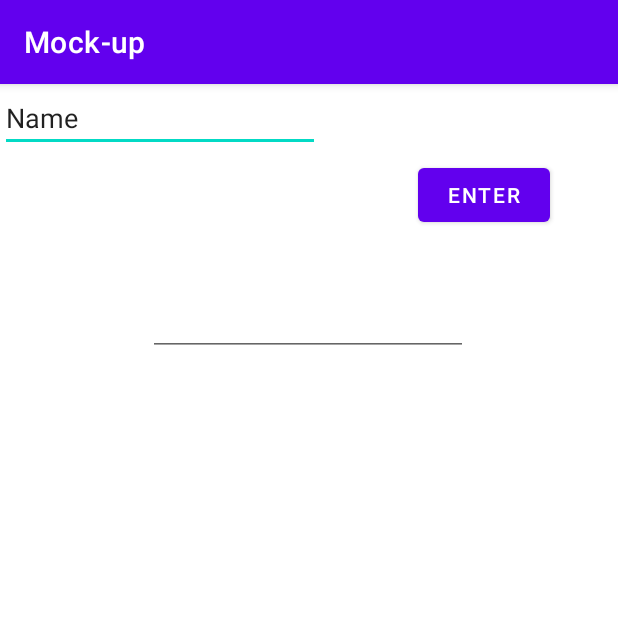
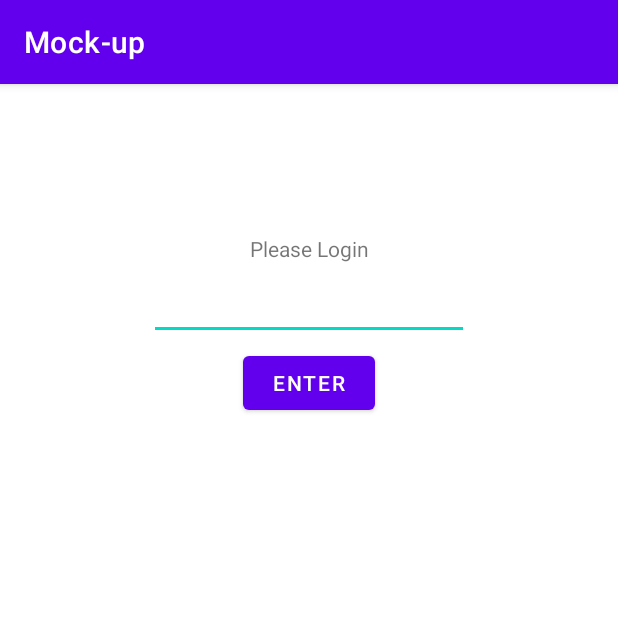
Before and after one commit to janKuefner/dissertation, an Android app: the screen it shows after launch (MainActivity), after a tap on "ENTER", on a phone screen of 412 x 824 dp, the top half of it. Run offline under Robolectric (Android 15) with nearby library versions, the phone set to English and light mode, and no system bars.

Commit message:
almost final

```diff
--- a/Mockup/app/src/main/AndroidManifest.xml
+++ b/Mockup/app/src/main/AndroidManifest.xml
@@ -12,6 +12,9 @@
         android:theme="@style/Theme.Mockup"
         tools:targetApi="31">
         <activity
+            android:name=".Activity2"
+            android:exported="false" />
+        <activity
             android:name=".MainActivity"
             android:exported="true">
             <intent-filter>
--- a/Mockup/app/src/main/java/com/example/mock_up/MainActivity.kt
+++ b/Mockup/app/src/main/java/com/example/mock_up/MainActivity.kt
@@ -1,28 +1,37 @@
 package com.example.mock_up
 
+import android.content.Intent
 import androidx.appcompat.app.AppCompatActivity
 import android.os.Bundle
+import android.view.Gravity
 import android.view.View
 import android.widget.EditText
+import android.widget.Toast
 import kotlin.reflect.typeOf
 
 class MainActivity : AppCompatActivity() {
 
-    lateinit var textInput: EditText
+    lateinit var passInput: EditText  // create variable for the user input
 
     override fun onCreate(savedInstanceState: Bundle?) {
         super.onCreate(savedInstanceState)
         setContentView(R.layout.activity_main)
 
-        textInput = findViewById(R.id.textInput)
+        passInput = findViewById(R.id.passInput)  // get the value for the string from the input box
     }
 
     fun buttonClick(view: View?){
-        println(textInput.text)
-
-        if (textInput.text.toString() == "yolo") {
-            println("Password korrekt")
+        println(passInput.text) // write user input to console for debugging
+        if (passInput.text.toString() == "yolo") { //when password is correct
+            val Intent = Intent(this,Activity2::class.java) // open activity 2
+            startActivity(Intent) // open activity 2
+        } else { //if password is incorrect
+            //display a Toast message
+            val myErrorToast = Toast.makeText(this, "wrong password", Toast.LENGTH_SHORT)
+            myErrorToast.setGravity(Gravity.TOP, -400, 0)  // position tost on the top
+            myErrorToast.show() // display tost
         }
+        passInput.text.clear() // clear the field where the user wrote his/her input
 
     }
 }
--- a/Mockup/app/src/main/res/layout/activity_main.xml
+++ b/Mockup/app/src/main/res/layout/activity_main.xml
@@ -10,33 +10,32 @@
         android:id="@+id/button"
         android:layout_width="wrap_content"
         android:layout_height="wrap_content"
-        android:layout_marginStart="20dp"
-        android:layout_marginTop="50dp"
+        android:layout_marginTop="175dp"
         android:onClick="buttonClick"
         android:text="ENTER"
         app:layout_constraintEnd_toEndOf="parent"
-        app:layout_constraintStart_toEndOf="@+id/textInput"
+        app:layout_constraintStart_toStartOf="parent"
         app:layout_constraintTop_toTopOf="parent" />
 
     <EditText
-        android:id="@+id/textInput"
+        android:id="@+id/passInput"
         android:layout_width="wrap_content"
         android:layout_height="wrap_content"
-        android:ems="10"
-        android:inputType="textPersonName"
-        android:text="Name"
-        tools:layout_editor_absoluteX="74dp"
-        tools:layout_editor_absoluteY="47dp" />
-
-    <EditText
-        android:id="@+id/editTextTextPassword4"
-        android:layout_width="wrap_content"
-        android:layout_height="wrap_content"
-        android:layout_marginTop="136dp"
-        android:layout_marginEnd="100dp"
+        android:layout_marginTop="125dp"
         android:ems="10"
         android:inputType="textPassword"
         app:layout_constraintEnd_toEndOf="parent"
+        app:layout_constraintStart_toStartOf="parent"
+        app:layout_constraintTop_toTopOf="parent" />
+
+    <TextView
+        android:id="@+id/textView5"
+        android:layout_width="wrap_content"
+        android:layout_height="wrap_content"
+        android:layout_marginTop="100dp"
+        android:text="Please Login"
+        app:layout_constraintEnd_toEndOf="parent"
+        app:layout_constraintStart_toStartOf="parent"
         app:layout_constraintTop_toTopOf="parent" />
 
 </androidx.constraintlayout.widget.ConstraintLayout>
```
Also changed, not shown: Mockup/app/src/main/java/com/example/mock_up/Activity2.kt (added, +11 -0 lines), Mockup/app/src/main/res/layout/activity_2.xml (added, +49 -0 lines), 1 other file.
